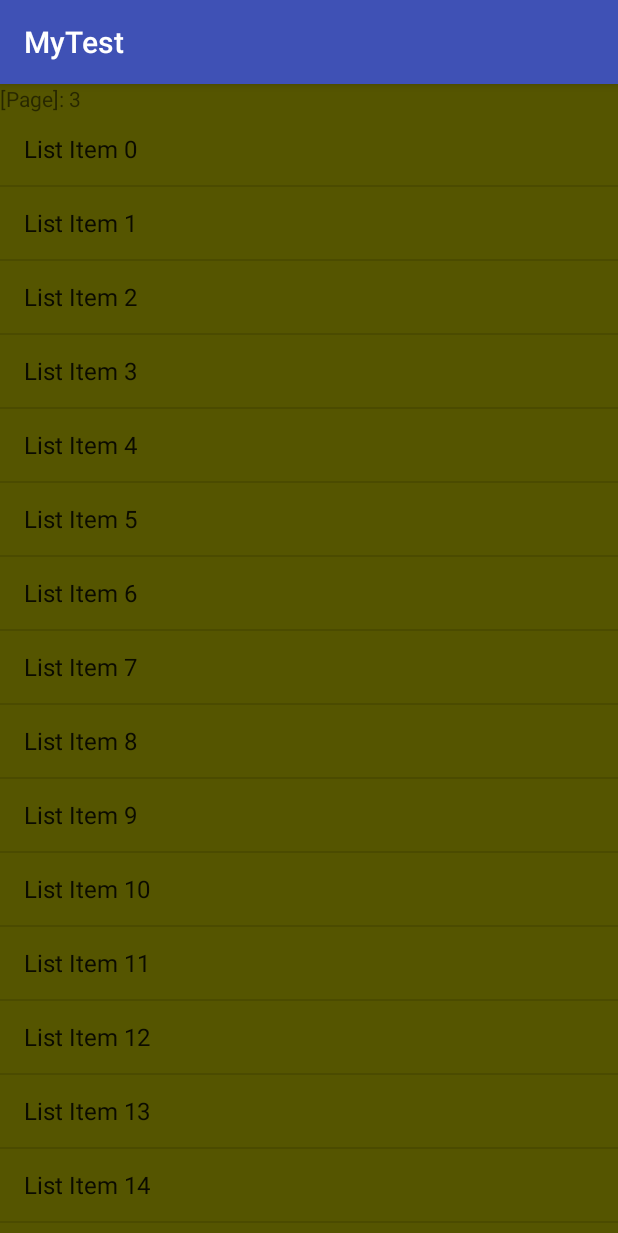
After one commit to acercow/MyTest, an Android app: the HorizontalActivity screen opened directly, with no data from a screen before it, on a phone screen of 412 x 824 dp. The commit adds this screen. Shown: the top 1233 px of the screen. Run offline under Robolectric (Android 15) with nearby library versions, the phone set to English and light mode, and no system bars.

Commit message:
viewpager模拟

```diff
--- a/app/build.gradle
+++ b/app/build.gradle
@@ -15,6 +15,10 @@ android {
             proguardFiles getDefaultProguardFile('proguard-android.txt'), 'proguard-rules.pro'
         }
     }
+    compileOptions {
+        targetCompatibility 1.8
+        sourceCompatibility 1.8
+    }
 }
 
 dependencies {
--- a/app/src/main/AndroidManifest.xml
+++ b/app/src/main/AndroidManifest.xml
@@ -24,6 +24,7 @@
                 <category android:name="android.intent.category.LAUNCHER" />
             </intent-filter>
         </activity>
+        <activity android:name=".eventdispatch.HorizontalActivity"></activity>
     </application>
 
 </manifest>
--- a/app/src/main/java/com/archzues/mytest/eventdispatch/$Log.java
+++ b/app/src/main/java/com/archzues/mytest/eventdispatch/$Log.java
@@ -1,5 +1,6 @@
 package com.archzues.mytest.eventdispatch;
 
+import android.text.Spannable;
 import android.util.Log;
 import android.widget.TextView;
 
--- /dev/null
+++ b/app/src/main/java/com/archzues/mytest/eventdispatch/HorizontalActivity.java
@@ -0,0 +1,53 @@
+package com.archzues.mytest.eventdispatch;
+
+import android.graphics.Color;
+import android.support.v7.app.AppCompatActivity;
+import android.os.Bundle;
+import android.view.LayoutInflater;
+import android.view.ViewGroup;
+import android.widget.ArrayAdapter;
+import android.widget.ListView;
+import android.widget.TextView;
+
+import com.archzues.mytest.R;
+
+import java.util.ArrayList;
+import java.util.List;
+import java.util.zip.Inflater;
+
+public class HorizontalActivity extends AppCompatActivity {
+
+    private HorizontalScrollViewEx mListContainer;
+
+    @Override
+    protected void onCreate(Bundle savedInstanceState) {
+        super.onCreate(savedInstanceState);
+        setContentView(R.layout.activity_horizontal);
+
+        initView();
+    }
+
+    private void initView() {
+        LayoutInflater inflater = getLayoutInflater();
+        mListContainer = findViewById(R.id.container);
+        for (int i = 0; i < 3; i++) {
+            ViewGroup layout = (ViewGroup) inflater.inflate(R.layout.content_layout, mListContainer, false);
+            layout.getLayoutParams().width = 2000;
+            TextView textView = layout.findViewById(R.id.title);
+            textView.setText("[Page]: " + (i + 1));
+            layout.setBackgroundColor(Color.rgb(255/(i + 1), 255/(i + 1), 0));
+            createList(layout);
+            mListContainer.addView(layout);
+        }
+    }
+
+    private void createList(ViewGroup layout) {
+        ListView listView = layout.findViewById(R.id.list);
+        List<String> list = new ArrayList<>();
+        for (int i = 0; i < 30; i++) {
+            list.add("List Item " + i);
+        }
+        ArrayAdapter<String> adapter = new ArrayAdapter<>(this, android.R.layout.simple_list_item_1, list);
+        listView.setAdapter(adapter);
+    }
+}
--- /dev/null
+++ b/app/src/main/java/com/archzues/mytest/eventdispatch/HorizontalScrollViewEx.java
@@ -0,0 +1,90 @@
+package com.archzues.mytest.eventdispatch;
+
+import android.content.Context;
+import android.util.AttributeSet;
+import android.util.Log;
+import android.view.MotionEvent;
+import android.view.VelocityTracker;
+import android.view.ViewGroup;
+import android.widget.FrameLayout;
+import android.widget.Scroller;
+
+/**
+ * Created by jansen on 2018/7/3.
+ */
+
+public class HorizontalScrollViewEx extends FrameLayout {
+
+    private Scroller mScroller;
+    private VelocityTracker mVelocityTracker;
+
+    private int mLastX;
+    private int mLastY;
+
+    private int mLastXIntercept;
+    private int mLastYIntercept;
+
+    private static final String TAG = HorizontalScrollViewEx.class.getSimpleName();
+
+
+    public HorizontalScrollViewEx(Context context) {
+        super(context);
+        init();
+    }
+
+    public HorizontalScrollViewEx(Context context, AttributeSet attrs) {
+        super(context, attrs);
+        init();
+    }
+
+    public HorizontalScrollViewEx(Context context, AttributeSet attrs, int defStyleAttr) {
+        super(context, attrs, defStyleAttr);
+        init();
+    }
+
+    private void init() {
+        mScroller = new Scroller(getContext());
+        mVelocityTracker = VelocityTracker.obtain();
+
+    }
+
+    @Override
+    public boolean onInterceptTouchEvent(MotionEvent ev) {
+        boolean intercept = false;
+        int x = (int) ev.getX();
+        int y = (int ) ev.getY();
+
+        switch (ev.getAction()) {
+            case MotionEvent.ACTION_DOWN:
+                intercept = false;
+                if (!mScroller.isFinished()) {
+                    mScroller.abortAnimation();
+                    intercept =true;
+                }
+                break;
+
+            case MotionEvent.ACTION_MOVE:
+                int deltaX = x - mLastXIntercept;
+                int deltaY = y - mLastYIntercept;
+                if (Math.abs(deltaX) > Math.abs(deltaY)) {
+                    intercept = true;
+                } else {
+                    intercept = false;
+                }
+                break;
+
+            case MotionEvent.ACTION_UP:
+                intercept = false;
+                break;
+        }
+
+        Log.i(TAG, "intercept = " + intercept);
+
+        mLastX = x;
+        mLastY = y;
+        mLastXIntercept = x;
+        mLastYIntercept = y;
+
+        return intercept;
+    }
+}
--- /dev/null
+++ b/app/src/main/res/layout/activity_horizontal.xml
@@ -0,0 +1,15 @@
+<?xml version="1.0" encoding="utf-8"?>
+<FrameLayout xmlns:android="http://schemas.android.com/apk/res/android"
+    xmlns:app="http://schemas.android.com/apk/res-auto"
+    xmlns:tools="http://schemas.android.com/tools"
+    android:layout_width="match_parent"
+    android:layout_height="match_parent"
+    tools:context="com.archzues.mytest.eventdispatch.HorizontalActivity">
+
+    <com.archzues.mytest.eventdispatch.HorizontalScrollViewEx
+        android:id="@+id/container"
+        android:layout_width="match_parent"
+        android:layout_height="match_parent">
+
+    </com.archzues.mytest.eventdispatch.HorizontalScrollViewEx>
+</FrameLayout>
--- /dev/null
+++ b/app/src/main/res/layout/content_layout.xml
@@ -0,0 +1,20 @@
+<?xml version="1.0" encoding="utf-8"?>
+<LinearLayout
+    xmlns:android="http://schemas.android.com/apk/res/android"
+    android:layout_width="match_parent"
+    android:layout_height="match_parent"
+    android:orientation="vertical">
+
+    <TextView
+        android:id="@+id/title"
+        android:layout_width="match_parent"
+        android:layout_height="wrap_content" />
+
+    <ListView
+        android:id="@+id/list"
+        android:layout_width="match_parent"
+        android:layout_height="match_parent">
+
+    </ListView>
+
+</LinearLayout>
```
Also changed, not shown: app/src/main/java/com/archzues/mytest/MainActivity.java (+13 -4 lines), app/src/main/java/com/archzues/mytest/eventdispatch/MyViewPager.java (added, +134 -0 lines), app/src/main/java/com/archzues/mytest/eventdispatch/ScrollerLayout.java (added, +144 -0 lines), app/src/main/java/com/archzues/mytest/eventdispatch/TouchActivity.java (added, +21 -0 lines), app/src/main/java/com/archzues/mytest/eventdispatch/TouchButton.java (+12 -1 lines), app/src/main/java/com/archzues/mytest/eventdispatch/VelocityView.java (added, +74 -0 lines), app/src/main/res/layout/activity_main.xml (+36 -34 lines), app/src/main/res/layout/activity_touch.xml (added, +54 -0 lines).
